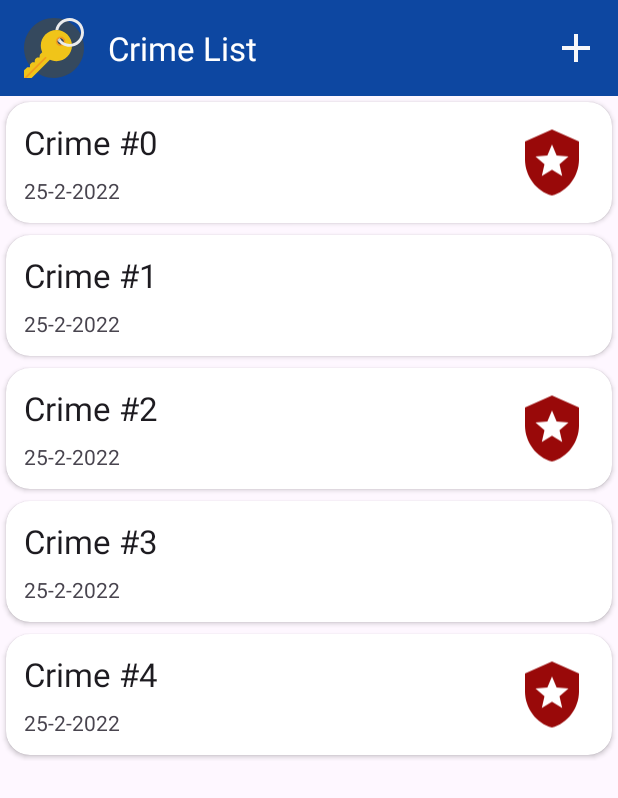
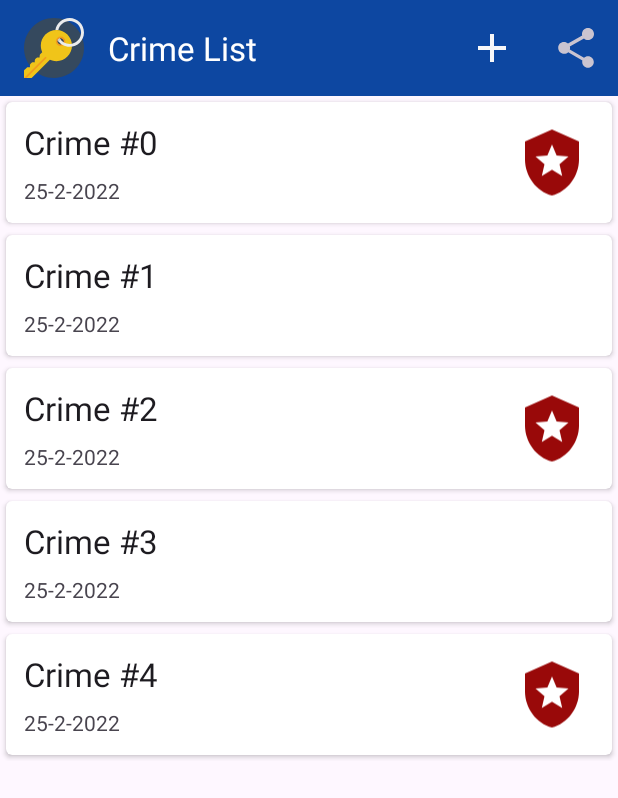
Before and after one commit to manikandan4/capturecrime, an Android app: the screen it shows after launch (CrimeListActivity), on a phone screen of 412 x 824 dp. Shown: the top 798 px of the screen. Run offline under Robolectric (Android 15) with nearby library versions, the phone set to English and light mode, and no system bars.

Commit message:
chapter 13 - Added share action provider

```diff
--- a/app/src/main/java/com/manikandan/capturecrime/fragments/CrimeListFragment.java
+++ b/app/src/main/java/com/manikandan/capturecrime/fragments/CrimeListFragment.java
@@ -9,8 +9,12 @@
 import android.view.View;
 import android.view.ViewGroup;
 
+
 import androidx.annotation.NonNull;
 import androidx.annotation.Nullable;
+import androidx.appcompat.widget.ShareActionProvider;
+import androidx.core.view.MenuCompat;
+import androidx.core.view.MenuItemCompat;
 import androidx.fragment.app.Fragment;
 import androidx.recyclerview.widget.ItemTouchHelper;
 import androidx.recyclerview.widget.LinearLayoutManager;
@@ -35,6 +39,7 @@
     private List<Crime> crimeList;
     private CrimeAdapter crimeAdapter = null;
     private static final String EXTRA_CRIME_ID = "com.manikandan.capturecrime.crimeID";
+    private ShareActionProvider shareActionProvider;
 
     @Override
     public void onCreate(@Nullable Bundle savedInstanceState) {
@@ -114,6 +119,16 @@
     public void onCreateOptionsMenu(@NonNull Menu menu, @NonNull MenuInflater inflater) {
         super.onCreateOptionsMenu(menu, inflater);
         inflater.inflate(R.menu.crime_menu, menu);
+        MenuItem item = menu.findItem(R.id.action_share);
+        shareActionProvider = (ShareActionProvider) MenuItemCompat.getActionProvider(item);
+        setShareActionIntent("Want to view the crime list ?");
+    }
+
+    private void setShareActionIntent(String text) {
+        Intent intent = new Intent(Intent.ACTION_SEND);
+        intent.setType("text/plain");
+        intent.putExtra(Intent.EXTRA_TEXT, text);
+        shareActionProvider.setShareIntent(intent);
     }
 
     @Override
--- /dev/null
+++ b/app/src/main/res/drawable/ic_baseline_share_24.xml
@@ -0,0 +1,5 @@
+<vector android:height="24dp" android:tint="#F7F7F9"
+    android:viewportHeight="24" android:viewportWidth="24"
+    android:width="24dp" xmlns:android="http://schemas.android.com/apk/res/android">
+    <path android:fillColor="@android:color/white" android:pathData="M18,16.08c-0.76,0 -1.44,0.3 -1.96,0.77L8.91,12.7c0.05,-0.23 0.09,-0.46 0.09,-0.7s-0.04,-0.47 -0.09,-0.7l7.05,-4.11c0.54,0.5 1.25,0.81 2.04,0.81 1.66,0 3,-1.34 3,-3s-1.34,-3 -3,-3 -3,1.34 -3,3c0,0.24 0.04,0.47 0.09,0.7L8.04,9.81C7.5,9.31 6.79,9 6,9c-1.66,0 -3,1.34 -3,3s1.34,3 3,3c0.79,0 1.5,-0.31 2.04,-0.81l7.12,4.16c-0.05,0.21 -0.08,0.43 -0.08,0.65 0,1.61 1.31,2.92 2.92,2.92 1.61,0 2.92,-1.31 2.92,-2.92s-1.31,-2.92 -2.92,-2.92z"/>
+</vector>
--- a/app/src/main/res/layout/list_item_crime.xml
+++ b/app/src/main/res/layout/list_item_crime.xml
@@ -13,7 +13,7 @@
         android:layout_margin="4dp"
         android:background="#E0F7FA"
         android:elevation="4dp"
-        app:cardCornerRadius="16dp"
+        app:cardCornerRadius="4dp"
         app:contentPadding="4dp"
         app:layout_constraintBottom_toBottomOf="parent"
         app:layout_constraintEnd_toEndOf="parent"
--- a/app/src/main/res/layout/toolbar_main.xml
+++ b/app/src/main/res/layout/toolbar_main.xml
@@ -8,9 +8,10 @@
     android:background="?attr/colorPrimary"
     android:elevation="4dp"
     android:minHeight="?attr/actionBarSize"
+    android:theme="@style/ThemeOverlay.Material3.Dark"
     app:title="Criminal Intent"
+    app:titleMarginStart="32dp"
     app:titleMarginTop="16dp"
-    app:titleMarginStart="32dp"
     app:titleTextColor="@color/white">
 
 </androidx.appcompat.widget.Toolbar>
--- a/app/src/main/res/menu/crime_menu.xml
+++ b/app/src/main/res/menu/crime_menu.xml
@@ -4,6 +4,14 @@
     <item
         android:id="@+id/add_new_crime"
         android:icon="@drawable/ic_baseline_add_24"
+        android:orderInCategory="1"
         android:title="@string/new_crime"
         app:showAsAction="ifRoom|withText" />
+
+    <item
+        android:id="@+id/action_share"
+        android:orderInCategory="2"
+        android:title="@string/action_share"
+        app:actionProviderClass="androidx.appcompat.widget.ShareActionProvider"
+        app:showAsAction="ifRoom" />
 </menu>
--- a/app/src/main/res/values/strings.xml
+++ b/app/src/main/res/values/strings.xml
@@ -9,4 +9,5 @@
     <string name="crime_date_item">Crime Date</string>
     <string name="solved_crimes">Solved Crimes</string>
     <string name="new_crime">New Crime</string>
+    <string name="action_share">share</string>
 </resources>
```
